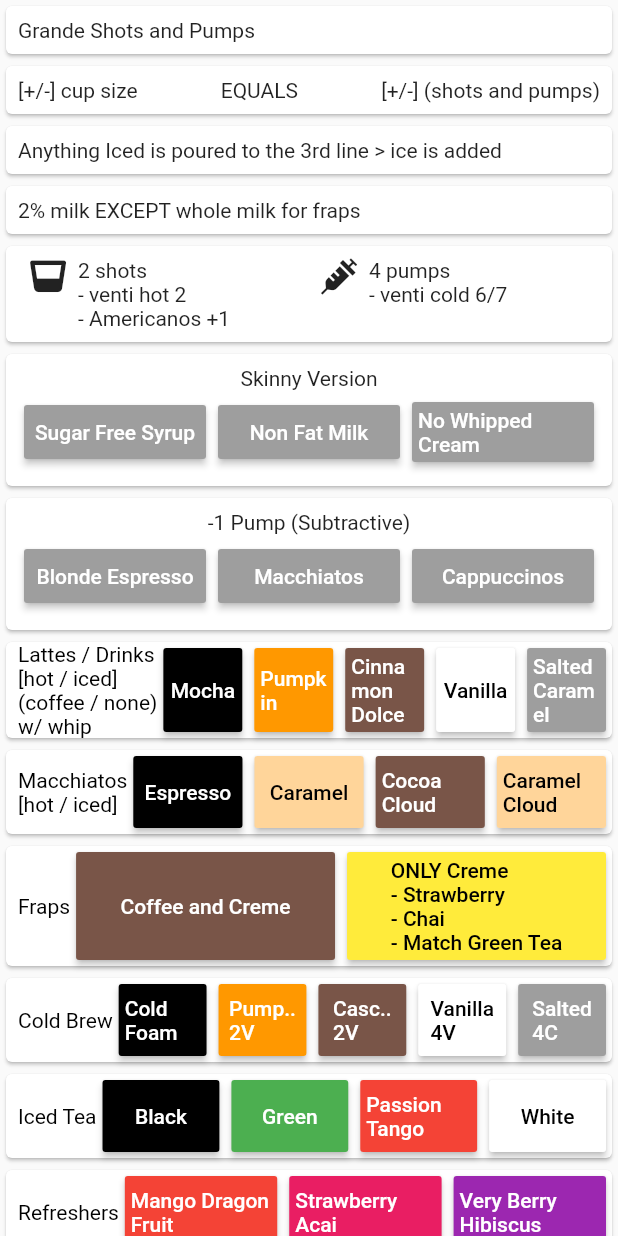
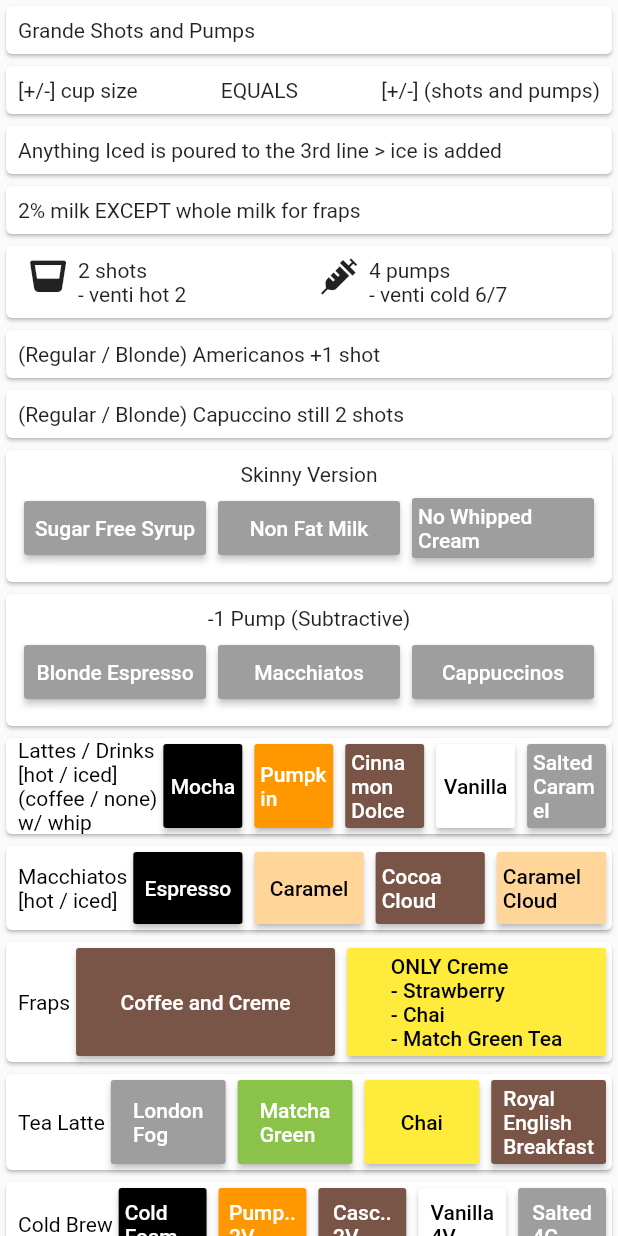
Before and after one commit to b-cancel/starbucks_drinks, a Flutter app: the screen it shows after launch, on a phone screen of 412 x 824 dp. Run offline on Flutter 3.47's test engine with Material 2 defaults, Android fonts, the phone set to English and light mode, and no system bars; our stand-ins replace font_awesome_flutter.

Commit message:
seperated tea lattes

```diff
--- a/starbucks_drinks/lib/main.dart
+++ b/starbucks_drinks/lib/main.dart
@@ -77,11 +77,18 @@ class _DrinkListState extends State<DrinkList> {
             "2% milk EXCEPT whole milk for fraps",
           ),
           ShotsAndSyrups(),
+          TextCard(
+            "(Regular / Blonde) Americanos +1 shot"
+          ),
+          TextCard(
+            "(Regular / Blonde) Capuccino still 2 shots"
+          ),
           SkinnyVersion(),
           MinusPumps(),
           LattesDrinksSection(),
           MacchiatosSection(),
           FrapSection(),
+          TeaLatteSection(),
           ColdBrewSection(),
           IcedTeaSection(),
           RefresherSection(),
@@ -224,7 +231,10 @@ class ShotsAndSyrups extends StatelessWidget {
                     ),
                     child: Icon(FontAwesomeIcons.glassWhiskey),
                   ),
-                  Text("2 shots\n- venti hot 2\n- Americanos +1")
+                  Text(
+                    "2 shots\n"
+                    + "- venti hot 2"
+                  ),
                 ],
               ),
             ),
@@ -238,7 +248,7 @@ class ShotsAndSyrups extends StatelessWidget {
                     ),
                     child: Icon(FontAwesomeIcons.syringe),
                   ),
-                  Text("4 pumps\n- venti cold 6/7\n")
+                  Text("4 pumps\n- venti cold 6/7")
                 ],
               ),
             ),
@@ -344,6 +354,59 @@ class FrapSection extends StatelessWidget {
               ),
             ],
           ),
+        ),
+      ],
+    );
+  }
+}
+
+class TeaLatteSection extends StatelessWidget {
+  const TeaLatteSection({
+    Key key,
+  }) : super(key: key);
+
+  @override
+  Widget build(BuildContext context) {
+    return new BasicSection(
+      name: "Tea Latte",
+      onTap: makeSnackBar(
+        context,
+        "[Hot / Iced]\n"
+        + "all with steamed milk"
+      ),
+      items: [
+        "London\nFog",
+        "Matcha\nGreen",
+        "Chai",
+        "Royal\nEnglish\nBreakfast"
+      ],
+      colors: [
+        Colors.grey,
+        Colors.lightGreen,
+        Colors.yellow,
+        Colors.brown,
+      ],
+      onTaps: [
+        makeSnackBar(
+          context,
+          "- 4 pumps vanilla\n"
+          + "- 2 tea bags",
+        ),
+        makeSnackBar(
+          context,
+          "- 3 matcha powder\n"
+          + "- Lemonade Version",
+        ),
+        makeSnackBar(
+          context,
+          "- 4 pumps chai\n"
+          + "- water",
+        ),
+        makeSnackBar(
+          context,
+          "- 4 pumps liquid cane\n"
+          + "- 2 tea bags\n"
+          + "- water",
         ),
       ],
     );
```
Also changed, not shown: starbucks_drinks/lib/other.dart (+7 -24 lines).
